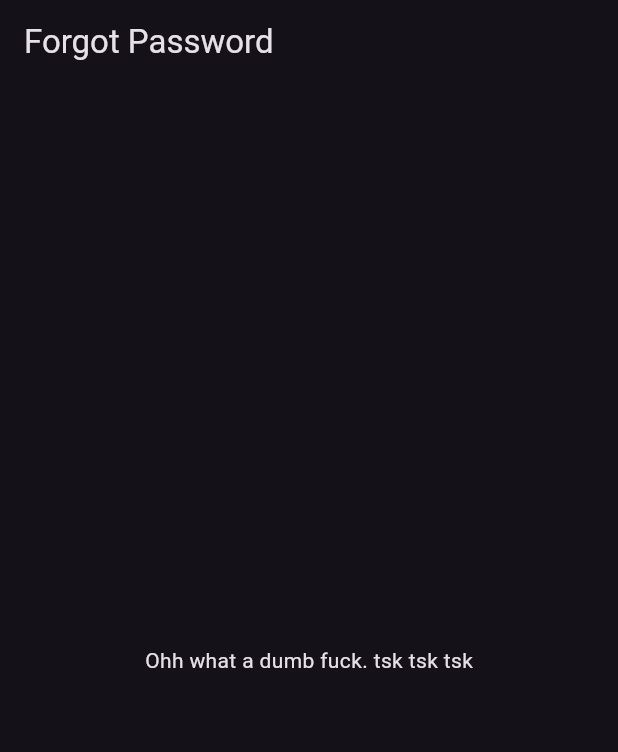
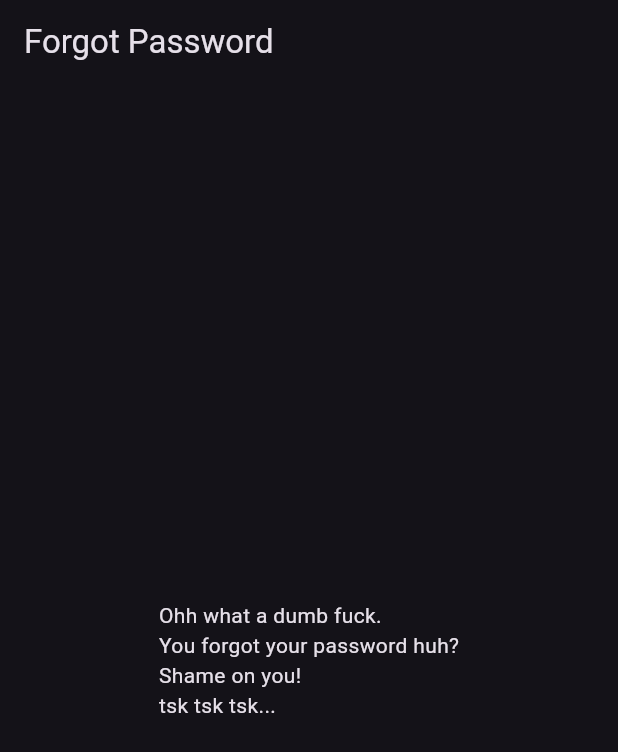
Before and after one commit to Qubits-01/toxic-speech-classifier, a Flutter app: the ForgotPasswordScreen screen opened by its route, on a phone screen of 412 x 824 dp. Shown: the top 752 px of the screen. Run offline on Flutter 3.47's test engine with Material 2 defaults, Android fonts, the phone set to English and light mode, and no system bars; our stand-ins replace font_awesome_flutter, go_router.

```diff
--- a/frontend/lib/core/features/auth/presentation/screens/forgot_password_screen.dart
+++ b/frontend/lib/core/features/auth/presentation/screens/forgot_password_screen.dart
@@ -9,7 +9,12 @@ class ForgotPasswordScreen extends StatelessWidget {
   Widget build(BuildContext context) {
     return Scaffold(
       appBar: AppBar(title: const Text('Forgot Password')),
-      body: const Center(child: Text('Ohh what a dumb fuck. tsk tsk tsk')),
+      body: const Center(
+        child: Text('Ohh what a dumb fuck.\n'
+            'You forgot your password huh?\n'
+            'Shame on you!\n'
+            'tsk tsk tsk...'),
+      ),
     );
   }
 }
--- a/frontend/lib/core/features/auth/presentation/screens/login_screen.dart
+++ b/frontend/lib/core/features/auth/presentation/screens/login_screen.dart
@@ -2,6 +2,7 @@ import 'package:flutter/material.dart';
 import 'package:font_awesome_flutter/font_awesome_flutter.dart';
 import 'package:go_router/go_router.dart';
 import 'package:toxic_speech_classifier/core/features/auth/presentation/screens/forgot_password_screen.dart';
+import 'package:toxic_speech_classifier/core/features/auth/presentation/screens/sign_up_screen.dart';
 
 class LoginScreen extends StatelessWidget {
   const LoginScreen({super.key});
@@ -158,6 +159,9 @@ class LoginScreen extends StatelessWidget {
                             color: Theme.of(context).colorScheme.inversePrimary,
                           ),
                     ),
+                    onTap: () {
+                      GoRouter.of(context).push(SignUpScreen.routeName);
+                    },
                   ),
                 ],
               ),
--- a/frontend/lib/router/app_router.dart
+++ b/frontend/lib/router/app_router.dart
@@ -3,6 +3,7 @@ import 'package:go_router/go_router.dart';
 import '../core/features/app_settings/presentation/screens/app_settings_screen.dart';
 import '../core/features/auth/presentation/screens/forgot_password_screen.dart';
 import '../core/features/auth/presentation/screens/login_screen.dart';
+import '../core/features/auth/presentation/screens/sign_up_screen.dart';
 import '../features/startup/screens/splash_screen.dart';
 
 class AppRouter {
@@ -19,6 +20,10 @@ class AppRouter {
         builder: (_, __) => const LoginScreen(),
       ),
       GoRoute(
+        path: SignUpScreen.routeName,
+        builder: (_, __) => const SignUpScreen(),
+      ),
+      GoRoute(
           path: ForgotPasswordScreen.routeName,
           builder: (_, __) => const ForgotPasswordScreen()),
       GoRoute(
```
Also changed, not shown: frontend/lib/core/features/auth/presentation/screens/sign_up_screen.dart (added, +17 -0 lines).
